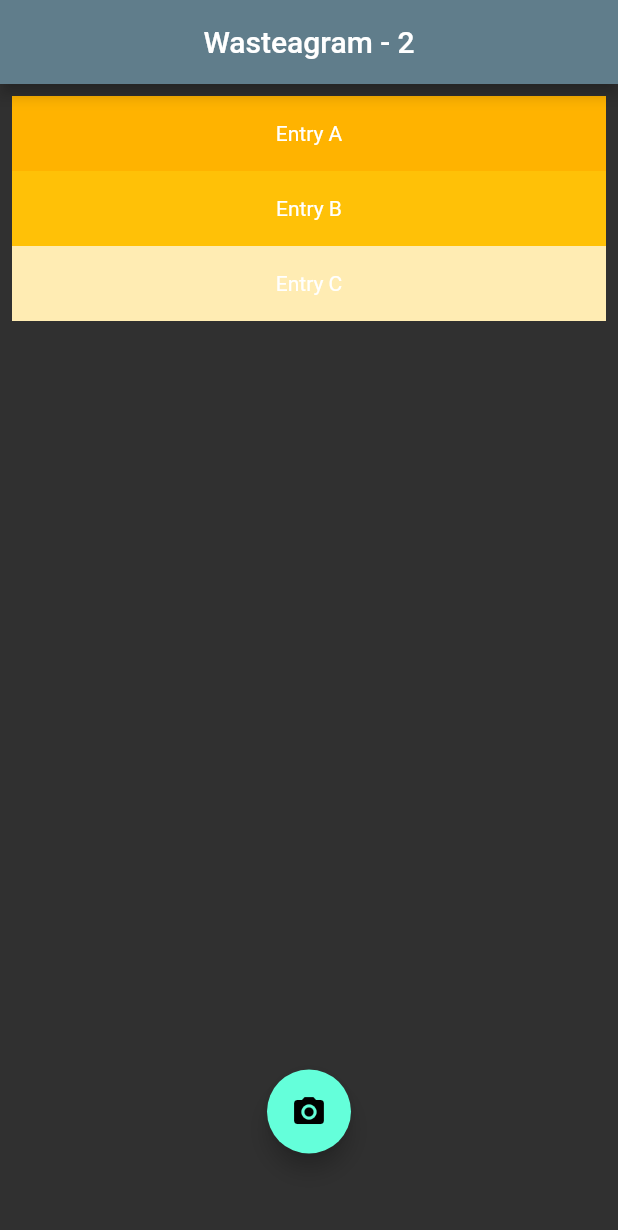
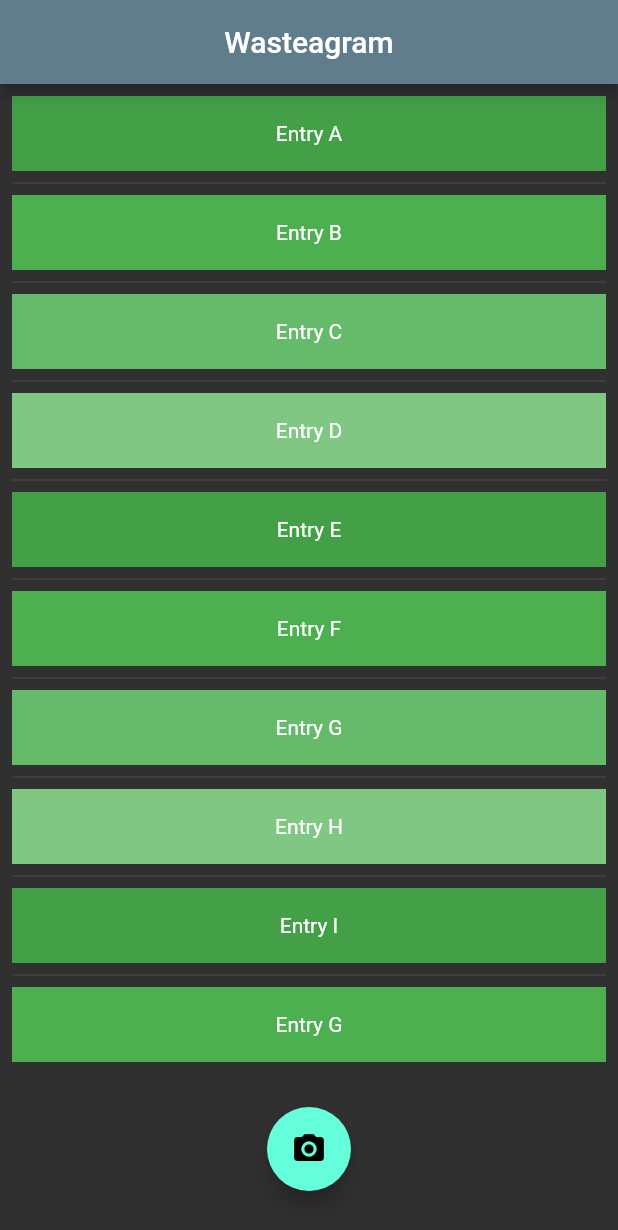
Before and after one commit to EMcKague/Wasteagram, a Flutter app: the screen it shows after launch, on a phone screen of 412 x 824 dp. Shown: the top 1230 px of the screen. Run offline on Flutter 3.47's test engine with Material 2 defaults, Android fonts, the phone set to English and light mode, and no system bars.

Commit message:
changed listview on homescreen for better UI

```diff
--- a/lib/app.dart
+++ b/lib/app.dart
@@ -10,7 +10,7 @@ class MyApp extends StatelessWidget {
           primaryColor: Colors.blueGrey,
           brightness: Brightness.dark,
           primarySwatch: Colors.green),
-      home: homeScreen(title: 'Wastegram'),
+      home: homeScreen(title: 'Wasteagram'),
     );
   }
 }
--- a/lib/screens/home_screen.dart
+++ b/lib/screens/home_screen.dart
@@ -3,50 +3,64 @@ import 'package:wastegram/widgets/new_photo_button.dart';
 
 class homeScreen extends StatelessWidget {
   final String title;
+
   homeScreen({Key? key, required this.title}) : super(key: key);
   @override
   Widget build(BuildContext context) {
+    final List<String> entries = <String>[
+      'A',
+      'B',
+      'C',
+      'D',
+      'E',
+      'F',
+      'G',
+      'H',
+      'I',
+      'G',
+      'K',
+      'L'
+    ];
+    final List<int> colorCodes = <int>[
+      600,
+      500,
+      400,
+      300,
+      600,
+      500,
+      400,
+      300,
+      600,
+      500,
+      400,
+      300,
+    ];
     return Scaffold(
       appBar: AppBar(
         centerTitle: true,
-        title: Text('Wasteagram - 2'),
+        title: Text(title),
       ),
       body: Column(
         children: <Widget>[
           Expanded(
             child: SizedBox(
-              height: 200,
-              child: ListView(
+              child: ListView.separated(
                 padding: const EdgeInsets.all(8),
-                children: [
-                  Container(
+                itemCount: entries.length,
+                itemBuilder: (BuildContext context, int index) {
+                  return Container(
                     height: 50,
-                    color: Colors.amber[600],
-                    child: const Center(
-                      child: Text('Entry A'),
-                    ),
-                  ),
-                  Container(
-                    height: 50,
-                    color: Colors.amber[500],
-                    child: const Center(
-                      child: Text('Entry B'),
-                    ),
-                  ),
-                  Container(
-                    height: 50,
-                    color: Colors.amber[100],
-                    child: const Center(
-                      child: Text('Entry C'),
-                    ),
-                  ),
-                ],
+                    color: Colors.green[colorCodes[index]],
+                    child: Center(child: Text('Entry ${entries[index]}')),
+                  );
+                },
+                separatorBuilder: (BuildContext context, int index) =>
+                    const Divider(),
               ),
             ),
           ),
-          Spacer(),
           Container(
-            padding: const EdgeInsets.all(55.0),
+            padding: const EdgeInsets.all(30.0),
             child: Semantics(
               child: newPhotoButton(),
               button: true,
--- a/lib/widgets/new_photo_button.dart
+++ b/lib/widgets/new_photo_button.dart
@@ -1,5 +1,3 @@
-import 'dart:ffi';
-
 import 'package:flutter/material.dart';
 import 'package:wastegram/screens/new_post_screen.dart';
 
```
Also changed, not shown: 1 other file.
